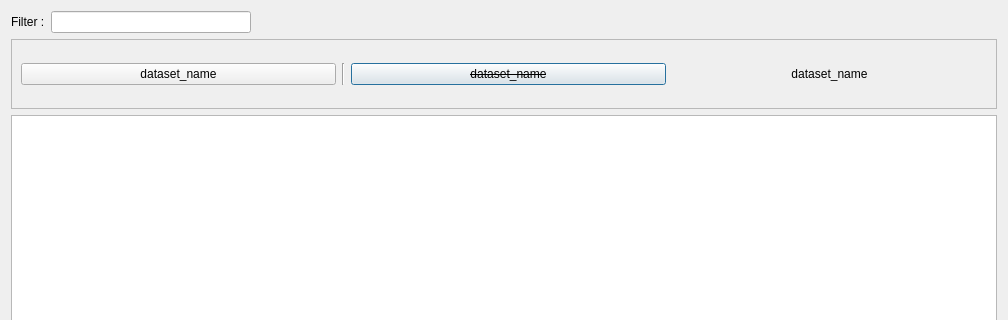
The window that ui/SydTableWidget.ui (OpenSyd/syd_ui) describes before a commit, drawn with Qt 5; both pictures show x 0 to 1008 and y 0 to 320 of the 1008 by 668 pixel window.
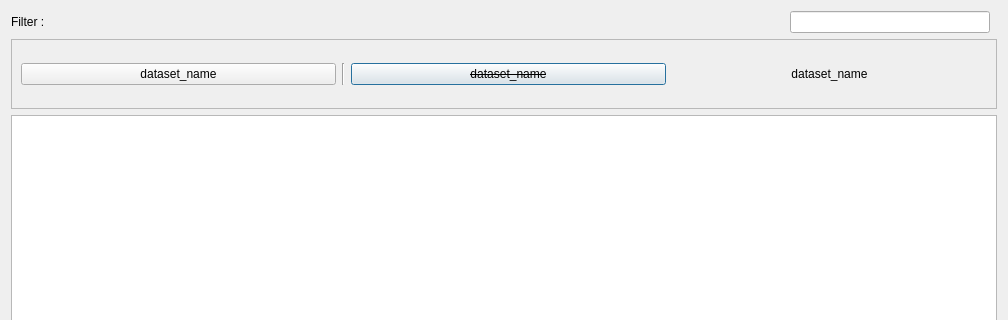
The same window after the commit.

```diff
--- a/ui/SydTableWidget.ui
+++ b/ui/SydTableWidget.ui
@@ -44,7 +44,7 @@
        <property name="orientation">
         <enum>Qt::Horizontal</enum>
        </property>
-       <property name="sizeHint" stdset="0">
+       <property name="size_hint" stdset="0">
         <size>
          <width>40</width>
          <height>20</height>
```
